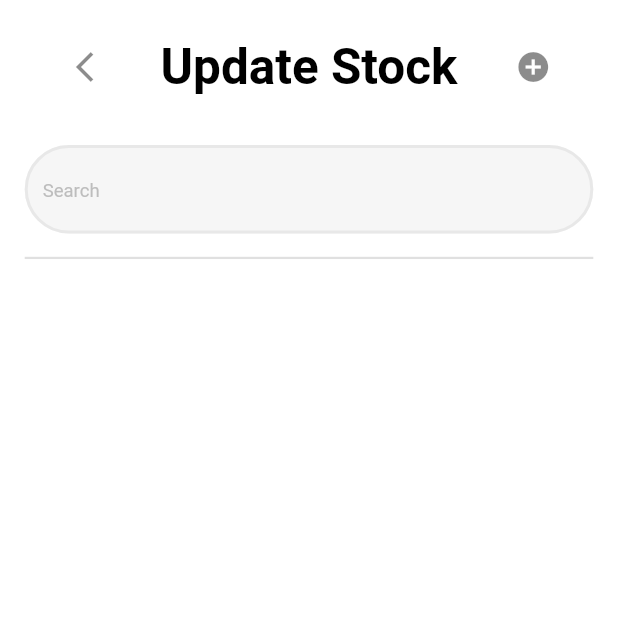
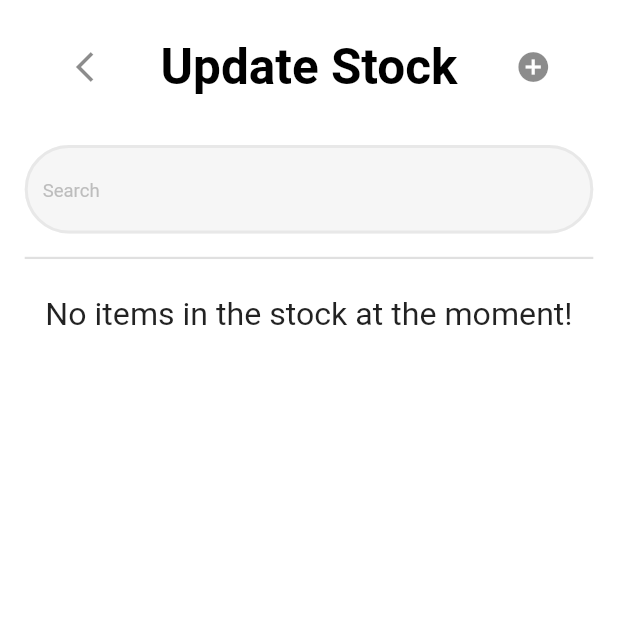
Before and after one commit to shivangsorout/robolab_inventory_management, a Flutter app: the UpdateStockScreen screen opened by its route, on a phone screen of 412 x 824 dp, the top half of it. Run offline on Flutter 3.47's test engine with Material 2 defaults, Android fonts, the phone set to English and light mode, and no system bars; our stand-ins replace cloud_firestore, firebase_auth, firebase_core, shared_preferences; accounts and stored records are empty.

Commit message:
Done some changes in app.

```diff
--- a/lib/custom_widgets/custom_button.dart
+++ b/lib/custom_widgets/custom_button.dart
@@ -6,11 +6,12 @@ class CustomButton extends StatelessWidget {
   final String text;
   final void Function()? onPressed;
 
-  CustomButton({
+  const CustomButton({
+    Key? key,
     required this.backgroundColor,
     required this.text,
     required this.onPressed,
-  });
+  }) : super(key: key);
 
   @override
   Widget build(BuildContext context) {
--- a/lib/custom_widgets/history_list_tile.dart
+++ b/lib/custom_widgets/history_list_tile.dart
@@ -8,13 +8,14 @@ class HistoryListTile extends StatelessWidget {
   final int quantityIssued;
   final String returnDate;
 
-  HistoryListTile({
+  const HistoryListTile({
+    Key? key,
     required this.studentId,
     required this.componentId,
     required this.issueDate,
     required this.quantityIssued,
     required this.returnDate,
-  });
+  }) : super(key: key);
 
   @override
   Widget build(BuildContext context) {
--- a/lib/models/issue_item_details.dart
+++ b/lib/models/issue_item_details.dart
@@ -33,12 +33,15 @@ class IssueItemDetails {
   void setIndex(int index){
     this.index = index;
   }
+  // ignore: non_constant_identifier_names
   String get component_id{
     return _componentId;
   }
+  // ignore: non_constant_identifier_names
   String get quantity_to_be_issued{
     return _quantityToBeIssued;
   }
+  // ignore: non_constant_identifier_names
   int get quantity_available{
     return _quantityAvailable;
   }
--- a/lib/screens/add_item_screen.dart
+++ b/lib/screens/add_item_screen.dart
@@ -1,6 +1,5 @@
 import 'package:cloud_firestore/cloud_firestore.dart';
 import 'package:flutter/material.dart';
-import 'package:rim/constants.dart';
 import 'package:rim/custom_widgets/alert_message.dart';
 import 'package:rim/custom_widgets/component_details_tile.dart';
 import 'package:rim/custom_widgets/custom_button.dart';
@@ -12,6 +11,8 @@ FirebaseFirestore? _firestore = FirebaseFirestore.instance;
 
 class AddItemScreen extends StatefulWidget {
   static const String id = 'add_item_screen';
+
+  const AddItemScreen({Key? key}) : super(key: key);
 
   @override
   State<AddItemScreen> createState() => _AddItemScreenState();
--- a/lib/screens/edit_item_screen.dart
+++ b/lib/screens/edit_item_screen.dart
@@ -1,6 +1,5 @@
 import 'package:cloud_firestore/cloud_firestore.dart';
 import 'package:flutter/material.dart';
-import 'package:rim/constants.dart';
 import 'package:rim/custom_widgets/alert_message.dart';
 import 'package:rim/custom_widgets/component_details_tile.dart';
 import 'package:rim/custom_widgets/custom_button.dart';
--- a/lib/screens/home_screen.dart
+++ b/lib/screens/home_screen.dart
@@ -1,5 +1,6 @@
 import 'package:firebase_auth/firebase_auth.dart';
 import 'package:flutter/material.dart';
+import 'package:provider/provider.dart';
 import 'package:rim/custom_widgets/home_screen_tile.dart';
 import 'package:rim/screens/available_stock_screen.dart';
 import 'package:rim/screens/history_screen.dart';
@@ -7,6 +8,7 @@ import 'package:rim/screens/issue_items_screen.dart';
 import 'package:rim/screens/return_items_screen.dart';
 import 'package:rim/screens/update_stock_screen.dart';
 import 'package:rim/screens/welcome_screen.dart';
+import 'package:rim/services/app_service.dart';
 import 'package:rim/services/shared_preferences_repository.dart';
 import 'package:rim/size_config.dart';
 
@@ -37,6 +39,8 @@ class _HomeScreenState extends State<HomeScreen> {
   void initState() {
     // TODO: implement initState
     super.initState();
+    AppService provider = Provider.of(context, listen: false);
+    provider.getAvailableItems();
     getCurrentUser();
   }
 
--- a/lib/screens/update_stock_screen.dart
+++ b/lib/screens/update_stock_screen.dart
@@ -4,8 +4,15 @@ import 'package:rim/screens/add_item_screen.dart';
 import 'package:rim/services/components_list.dart';
 import 'package:rim/size_config.dart';
 
-class UpdateStockScreen extends StatelessWidget {
+class UpdateStockScreen extends StatefulWidget {
   static const String id = 'update_stock_screen';
+
+  @override
+  State<UpdateStockScreen> createState() => _UpdateStockScreenState();
+}
+
+class _UpdateStockScreenState extends State<UpdateStockScreen> {
+  String searchText = '';
 
   @override
   Widget build(BuildContext context) {
@@ -47,6 +54,11 @@ class UpdateStockScreen extends StatelessWidget {
                 height: 2.94 * SizeConfig.heightMultiplier!,
               ),
               TextField(
+                onChanged: ((value) {
+                  setState(() {
+                    searchText = value.toLowerCase();
+                  });
+                }),
                 decoration: InputDecoration(
                   hintText: 'Search',
                   hintStyle: TextStyle(
@@ -66,7 +78,7 @@ class UpdateStockScreen extends StatelessWidget {
               const Divider(
                 thickness: 1.5,
               ),
-              ComponentsList(),
+              ComponentsList(searchText: searchText),
             ],
           ),
         ),
--- /dev/null
+++ b/lib/services/app_service.dart
@@ -0,0 +1,29 @@
+import 'dart:collection';
+
+import 'package:cloud_firestore/cloud_firestore.dart';
+import 'package:flutter/cupertino.dart';
+import 'package:rim/models/available_items.dart';
+
+class AppService extends ChangeNotifier {
+  List<AvailableItems> _itemsList = [];
+  final FirebaseFirestore _firestore = FirebaseFirestore.instance;
+
+  UnmodifiableListView<AvailableItems> get availableItemsList {
+    return UnmodifiableListView(_itemsList);
+  }
+
+  void getAvailableItems() async {
+    var snapshots = _firestore.collection('components').snapshots();
+    await for (var snapshot in snapshots) {
+      for (var component in snapshot.docs) {
+        _itemsList.add(AvailableItems(
+          quantityIssued: component.get('quantity_issued').toString(),
+          componentId: component.get('id'),
+          quantityAvailable: component.get('quantity_available').toString(),
+          docId: component.id,
+        ));
+        notifyListeners();
+      }
+    }
+  }
+}
--- a/lib/services/components_list.dart
+++ b/lib/services/components_list.dart
@@ -6,6 +6,9 @@ import 'package:rim/size_config.dart';
 FirebaseFirestore _firestore = FirebaseFirestore.instance;
 
 class ComponentsList extends StatelessWidget {
+  final String searchText;
+
+  ComponentsList({required this.searchText});
   @override
   Widget build(BuildContext context) {
     return StreamBuilder<QuerySnapshot>(
@@ -13,6 +16,7 @@ class ComponentsList extends StatelessWidget {
       builder: (context, snapshot) {
         List<StockListTile> stocksList = [];
         final components = snapshot.data?.docs ?? [];
+        if (searchText == '') {
           for (var document in components) {
             stocksList.add(
               StockListTile(
@@ -25,8 +29,50 @@ class ComponentsList extends StatelessWidget {
               ),
             );
           }
+        } else {
+          stocksList.clear();
+          for (var document in components) {
+            if (document.get('name').toLowerCase().contains(searchText) ||
+                document.get('id').contains(searchText)) {
+              stocksList.add(
+                StockListTile(
+                  componentName: document.get('name'),
+                  componentId: document.get('id'),
+                  totalQuantity: document.get('total_quantity'),
+                  lockerNumber: document.get('locker_number'),
+                  quantityIssued: document.get('quantity_issued'),
+                  quantityAvailable: document.get('quantity_available'),
+                ),
+              );
+            }
+          }
+        }
         return Expanded(
-          child: ListView.separated(
+          child: stocksList.length == 0
+              ? searchText.isEmpty
+                  ? Padding(
+                      padding: EdgeInsets.only(
+                          top: SizeConfig.heightMultiplier! * 2),
+                      child: Text(
+                        'No items in the stock at the moment!',
+                        style: TextStyle(
+                          fontSize: SizeConfig.textMultiplier! * 2.6,
+                        ),
+                        textAlign: TextAlign.center,
+                      ),
+                    )
+                  : Padding(
+                      padding: EdgeInsets.only(
+                          top: SizeConfig.heightMultiplier! * 2),
+                      child: Text(
+                        'Stock does not exist!',
+                        style: TextStyle(
+                          fontSize: SizeConfig.textMultiplier! * 3,
+                        ),
+                        textAlign: TextAlign.center,
+                      ),
+                    )
+              : ListView.separated(
                   itemBuilder: (context, index) {
                     return stocksList[index];
                   },
```
Also changed, not shown: lib/constants.dart (+0 -19 lines), lib/custom_widgets/component_details_tile.dart (+4 -3 lines), lib/custom_widgets/home_screen_tile.dart (+6 -3 lines), lib/custom_widgets/return_item_list_tile.dart (+8 -10 lines), lib/main.dart (+7 -5 lines), lib/screens/available_stock_screen.dart (+8 -1 lines), lib/screens/issue_items_screen.dart (+49 -30 lines), lib/services/available_item_service.dart (deleted, +0 -19 lines). Lines whose indentation alone changed are shown as unchanged.
